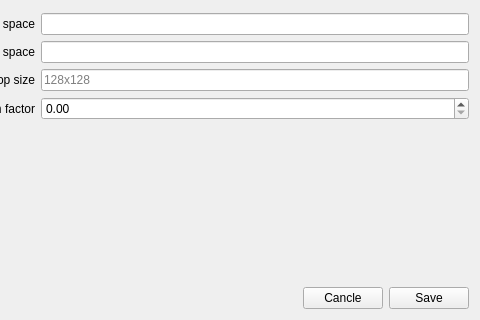
Qt form antstatusboard.ui (grassFlamingo/AnotherAnt) before a commit; both pictures show x 160 to 640 and y 160 to 480 of the 640 by 480 pixel window.
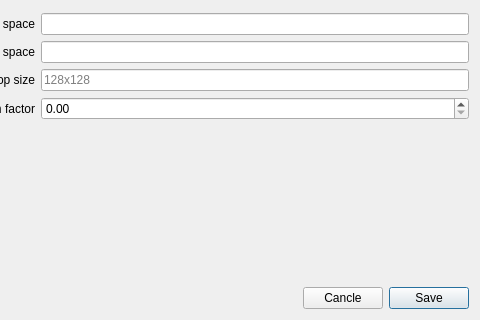
The same form after that commit.

Patch:
```diff
--- a/antstatusboard.ui
+++ b/antstatusboard.ui
@@ -1,7 +1,7 @@
 <?xml version="1.0" encoding="UTF-8"?>
 <ui version="4.0">
  <class>AntStatusBoard</class>
- <widget class="QWidget" name="AntStatusBoard">
+ <widget class="QDialog" name="AntStatusBoard">
   <property name="geometry">
    <rect>
     <x>0</x>
@@ -139,6 +139,9 @@
        <property name="text">
         <string>Save</string>
        </property>
+       <property name="default">
+        <bool>true</bool>
+       </property>
       </widget>
      </item>
     </layout>
```
Left out of the diff: 3 changed lines with no effect on the pictures.
